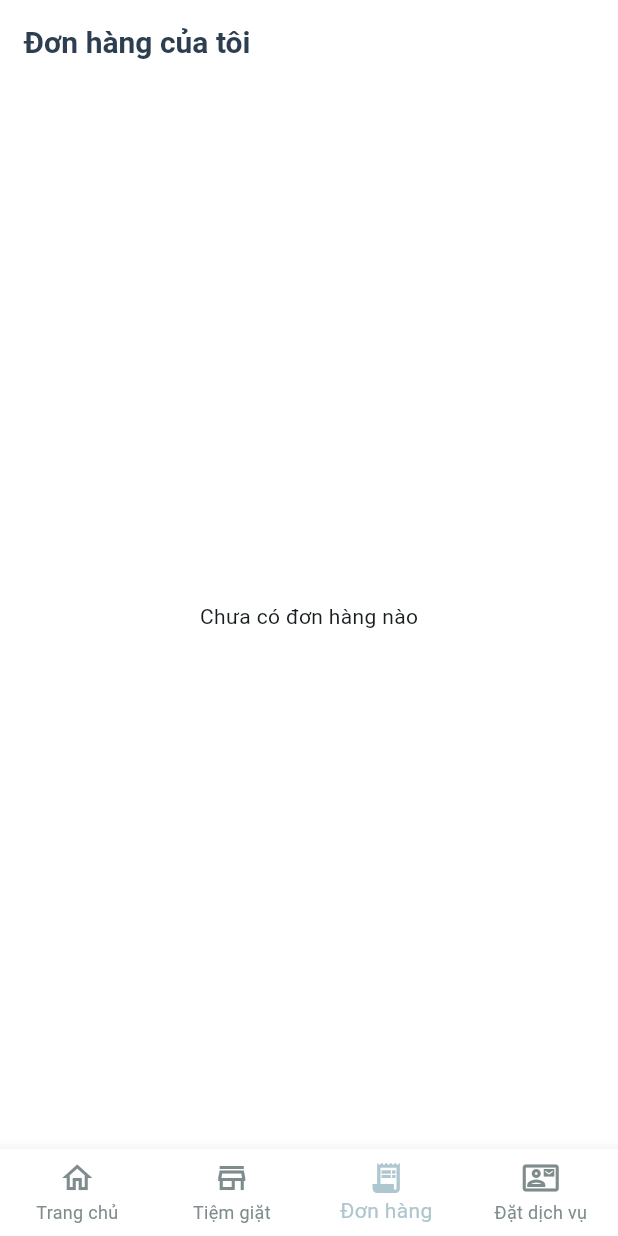
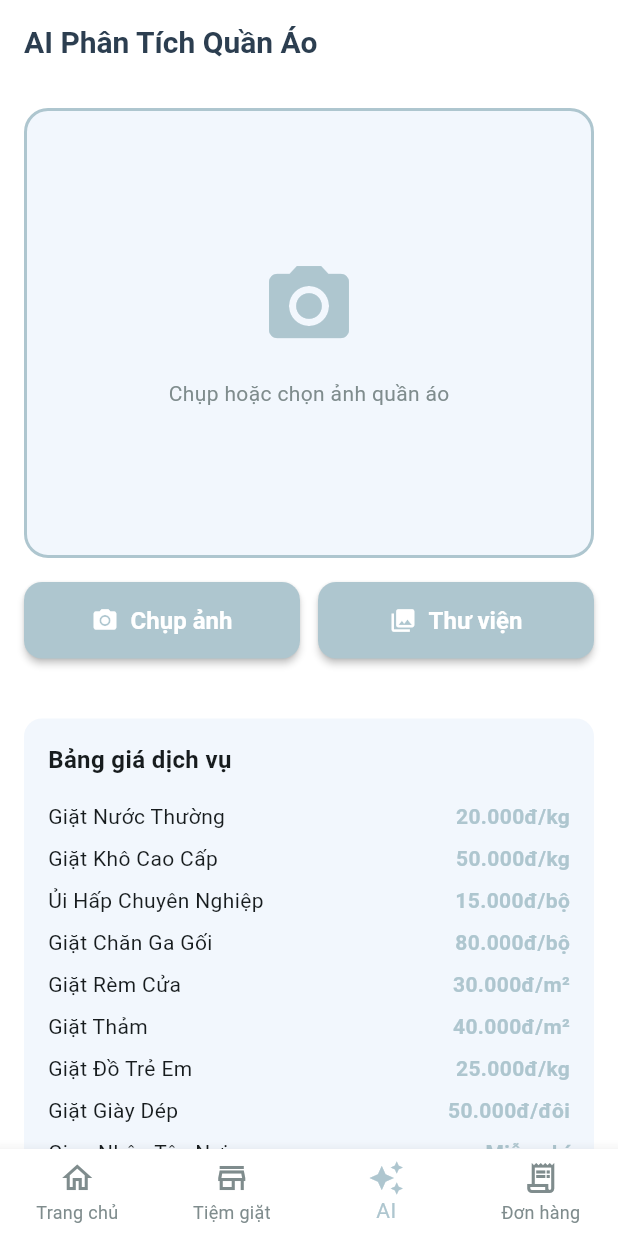
Before and after one commit to manhnguyenduc153/Laundry_mobile, a Flutter app: the MainScreen screen opened directly, item 3 of the bottom bar chosen, on a phone screen of 412 x 824 dp. Run offline on Flutter 3.47's test engine with Material 3 defaults, Android fonts, the phone set to English and light mode, and no system bars; our stand-ins replace google_generative_ai, image_picker, shared_preferences; accounts and stored records are empty; network calls fail.

Commit message:
AI image analysis

```diff
--- /dev/null
+++ b/lib/screens/ai_analysis_screen.dart
@@ -0,0 +1,261 @@
+import 'dart:io';
+import 'dart:typed_data';
+import 'package:flutter/foundation.dart' show kIsWeb;
+import 'package:flutter/material.dart';
+import 'package:image_picker/image_picker.dart';
+import 'package:google_generative_ai/google_generative_ai.dart';
+import '../theme.dart';
+
+class AIAnalysisScreen extends StatefulWidget {
+  const AIAnalysisScreen({super.key});
+
+  @override
+  State<AIAnalysisScreen> createState() => _AIAnalysisScreenState();
+}
+
+class _AIAnalysisScreenState extends State<AIAnalysisScreen> {
+  dynamic _image;
+  Uint8List? _imageBytes;
+  bool _isAnalyzing = false;
+  String? _result;
+  final ImagePicker _picker = ImagePicker();
+
+  Future<void> _pickImage(ImageSource source) async {
+    try {
+      final XFile? image = await _picker.pickImage(
+        source: kIsWeb ? ImageSource.gallery : source,
+      );
+      if (image != null) {
+        final bytes = await image.readAsBytes();
+        setState(() {
+          _image = kIsWeb ? null : File(image.path);
+          _imageBytes = bytes;
+          _result = null;
+        });
+      }
+    } catch (e) {
+      ScaffoldMessenger.of(context).showSnackBar(
+        SnackBar(content: Text('Lỗi chọn ảnh: $e')),
+      );
+    }
+  }
+
+  Future<void> _analyzeImage() async {
+    if (_imageBytes == null) return;
+
+    setState(() => _isAnalyzing = true);
+
+    try {
+      const apiKey = 'AIzaSyBT21ctK_qfqjzfxSUj-nvwLIg043JTsqU';
+      final model = GenerativeModel(
+        model: 'gemini-2.5-flash',
+        apiKey: apiKey,
+      );
+      final prompt = '''
+Phân tích hình ảnh quần áo này và cung cấp thông tin sau bằng tiếng Việt:
+
+1. Loại quần áo (áo thun, quần jean, vest, áo khoác, đầm, v.v.)
+2. Chất liệu (cotton, len, lụa, polyester, da, v.v.)
+3. Màu sắc chủ đạo
+4. Gói dịch vụ giặt phù hợp từ danh sách sau:
+   - Giặt Nước Thường (20.000đ/kg): Quần áo hằng ngày, áo thun, quần jean, đồ cotton
+   - Giặt Khô Cao Cấp (50.000đ/kg): Vest, áo khoác, đầm dạ hội, đồ len, lụa
+   - Ủi Hấp Chuyên Nghiệp (15.000đ/bộ): Áo sơ mi, quần tây
+   - Giặt Giày Dép (50.000đ/đôi): Giày thể thao, giày da
+
+5. Tần suất giặt khuyến nghị (mỗi tuần bao nhiêu lần)
+6. Lưu ý đặc biệt khi giặt
+7. Lịch giặt gợi ý (ví dụ: Thứ 2, Thứ 5 hàng tuần)
+
+Trả lời theo format:
+📦 Loại: [loại quần áo]
+🧵 Chất liệu: [chất liệu]
+🎨 Màu sắc: [màu]
+💰 Gói dịch vụ: [tên gói] - [giá]
+🔄 Tần suất: [số lần/tuần]
+⚠️ Lưu ý: [lưu ý]
+📅 Lịch giặt: [lịch cụ thể]
+''';
+
+      final content = [
+        Content.multi([
+          TextPart(prompt),
+          DataPart('image/jpeg', _imageBytes!),
+        ])
+      ];
+
+      final response = await model.generateContent(content);
+      setState(() {
+        _result = response.text ?? 'Không thể phân tích ảnh';
+        _isAnalyzing = false;
+      });
+    } catch (e) {
+      setState(() {
+        _result = 'Lỗi phân tích: $e\n\nVui lòng thêm API key Gemini vào code';
+        _isAnalyzing = false;
+      });
+    }
+  }
+
+  @override
+  Widget build(BuildContext context) {
+    return Scaffold(
+      appBar: AppBar(
+        title: const Text('AI Phân Tích Quần Áo'),
+      ),
+      body: SingleChildScrollView(
+        padding: const EdgeInsets.all(16),
+        child: Column(
+          crossAxisAlignment: CrossAxisAlignment.stretch,
+          children: [
+            Container(
+              height: 300,
+              decoration: BoxDecoration(
+                color: AppTheme.lightPastelBlue.withOpacity(0.3),
+                borderRadius: BorderRadius.circular(16),
+                border: Border.all(color: AppTheme.pastelBlue, width: 2),
+              ),
+              child: _imageBytes != null
+                  ? ClipRRect(
+                      borderRadius: BorderRadius.circular(14),
+                      child: Image.memory(_imageBytes!, fit: BoxFit.cover),
+                    )
+                  : const Center(
+                      child: Column(
+                        mainAxisAlignment: MainAxisAlignment.center,
+                        children: [
+                          Icon(Icons.camera_alt, size: 64, color: AppTheme.pastelBlue),
+                          SizedBox(height: 16),
+                          Text(
+                            'Chụp hoặc chọn ảnh quần áo',
+                            style: TextStyle(color: AppTheme.textGrey),
+                          ),
+                        ],
+                      ),
+                    ),
+            ),
+            const SizedBox(height: 16),
+            Row(
+              children: [
+                if (!kIsWeb)
+                  Expanded(
+                    child: ElevatedButton.icon(
+                      onPressed: () => _pickImage(ImageSource.camera),
+                      icon: const Icon(Icons.camera_alt),
+                      label: const Text('Chụp ảnh'),
+                    ),
+                  ),
+                if (!kIsWeb) const SizedBox(width: 12),
+                Expanded(
+                  child: ElevatedButton.icon(
+                    onPressed: () => _pickImage(ImageSource.gallery),
+                    icon: const Icon(Icons.photo_library),
+                    label: const Text(kIsWeb ? 'Chọn ảnh' : 'Thư viện'),
+                  ),
+                ),
+              ],
+            ),
+            const SizedBox(height: 16),
+            if (_imageBytes != null)
+              ElevatedButton.icon(
+                onPressed: _isAnalyzing ? null : _analyzeImage,
+                icon: _isAnalyzing
+                    ? const SizedBox(
+                        width: 20,
+                        height: 20,
+                        child: CircularProgressIndicator(strokeWidth: 2, color: Colors.white),
+                      )
+                    : const Icon(Icons.auto_awesome),
+                label: Text(_isAnalyzing ? 'Đang phân tích...' : 'Phân tích bằng AI'),
+                style: ElevatedButton.styleFrom(
+                  padding: const EdgeInsets.symmetric(vertical: 16),
+                ),
+              ),
+            if (_result != null) ...[
+              const SizedBox(height: 24),
+              Container(
+                padding: const EdgeInsets.all(16),
+                decoration: BoxDecoration(
+                  color: Colors.white,
+                  borderRadius: BorderRadius.circular(12),
+                  border: Border.all(color: AppTheme.pastelBlue),
+                ),
+                child: Column(
+                  crossAxisAlignment: CrossAxisAlignment.start,
+                  children: [
+                    const Row(
+                      children: [
+                        Icon(Icons.auto_awesome, color: AppTheme.pastelBlue),
+                        SizedBox(width: 8),
+                        Text(
+                          'Kết quả phân tích',
+                          style: TextStyle(
+                            fontSize: 18,
+                            fontWeight: FontWeight.bold,
+                          ),
+                        ),
+                      ],
+                    ),
+                    const SizedBox(height: 16),
+                    Text(
+                      _result!,
+                      style: const TextStyle(fontSize: 15, height: 1.6),
+                    ),
+                  ],
+                ),
+              ),
+            ],
+            const SizedBox(height: 24),
+            Container(
+              padding: const EdgeInsets.all(16),
+              decoration: BoxDecoration(
+                color: AppTheme.lightPastelBlue.withOpacity(0.3),
+                borderRadius: BorderRadius.circular(12),
+              ),
+              child: Column(
+                crossAxisAlignment: CrossAxisAlignment.start,
+                children: [
+                  const Text(
+                    'Bảng giá dịch vụ',
+                    style: TextStyle(fontSize: 16, fontWeight: FontWeight.bold),
+                  ),
+                  const SizedBox(height: 12),
+                  _buildPriceRow('Giặt Nước Thường', '20.000đ/kg'),
+                  _buildPriceRow('Giặt Khô Cao Cấp', '50.000đ/kg'),
+                  _buildPriceRow('Ủi Hấp Chuyên Nghiệp', '15.000đ/bộ'),
+                  _buildPriceRow('Giặt Chăn Ga Gối', '80.000đ/bộ'),
+                  _buildPriceRow('Giặt Rèm Cửa', '30.000đ/m²'),
+                  _buildPriceRow('Giặt Thảm', '40.000đ/m²'),
+                  _buildPriceRow('Giặt Đồ Trẻ Em', '25.000đ/kg'),
+                  _buildPriceRow('Giặt Giày Dép', '50.000đ/đôi'),
+                  _buildPriceRow('Giao Nhận Tận Nơi', 'Miễn phí'),
+                  _buildPriceRow('Dịch Vụ Gấp (24h)', '+30%'),
+                ],
+              ),
+            ),
+          ],
+        ),
+      ),
+    );
+  }
+
+  Widget _buildPriceRow(String service, String price) {
+    return Padding(
+      padding: const EdgeInsets.symmetric(vertical: 4),
+      child: Row(
+        mainAxisAlignment: MainAxisAlignment.spaceBetween,
+        children: [
+          Text(service, style: const TextStyle(fontSize: 14)),
+          Text(
+            price,
+            style: const TextStyle(
+              fontSize: 14,
+              fontWeight: FontWeight.w600,
+              color: AppTheme.pastelBlue,
+            ),
+          ),
+        ],
+      ),
+    );
+  }
+}
--- a/lib/screens/main_screen.dart
+++ b/lib/screens/main_screen.dart
@@ -2,7 +2,7 @@ import 'package:flutter/material.dart';
 import 'home_screen.dart';
 import 'stores_screen.dart';
 import 'orders_screen.dart';
-import 'contact_screen.dart';
+import 'ai_analysis_screen.dart';
 
 class MainScreen extends StatefulWidget {
   const MainScreen({super.key});
@@ -17,8 +17,8 @@ class _MainScreenState extends State<MainScreen> {
   final List<Widget> _screens = [
     const HomeScreen(),
     const StoresScreen(),
+    const AIAnalysisScreen(),
     const OrdersScreen(),
-    const ContactScreen(),
   ];
 
   @override
@@ -40,14 +40,14 @@ class _MainScreenState extends State<MainScreen> {
             label: 'Tiệm giặt',
           ),
           BottomNavigationBarItem(
+            icon: Icon(Icons.auto_awesome_outlined),
+            activeIcon: Icon(Icons.auto_awesome),
+            label: 'AI',
+          ),
+          BottomNavigationBarItem(
             icon: Icon(Icons.receipt_long_outlined),
             activeIcon: Icon(Icons.receipt_long),
             label: 'Đơn hàng',
-          ),
-          BottomNavigationBarItem(
-            icon: Icon(Icons.contact_mail_outlined),
-            activeIcon: Icon(Icons.contact_mail),
-            label: 'Đặt dịch vụ',
           ),
         ],
       ),
--- a/pubspec.yaml
+++ b/pubspec.yaml
@@ -36,6 +36,9 @@ dependencies:
   cupertino_icons: ^1.0.8
   http: ^1.1.0
   shared_preferences: ^2.2.2
+  image_picker: ^1.0.7
+  image_picker_web: ^3.1.1
+  google_generative_ai: ^0.2.2
 
 dev_dependencies:
   flutter_test:
```
Also changed, not shown: pubspec.lock, 1 other file.
